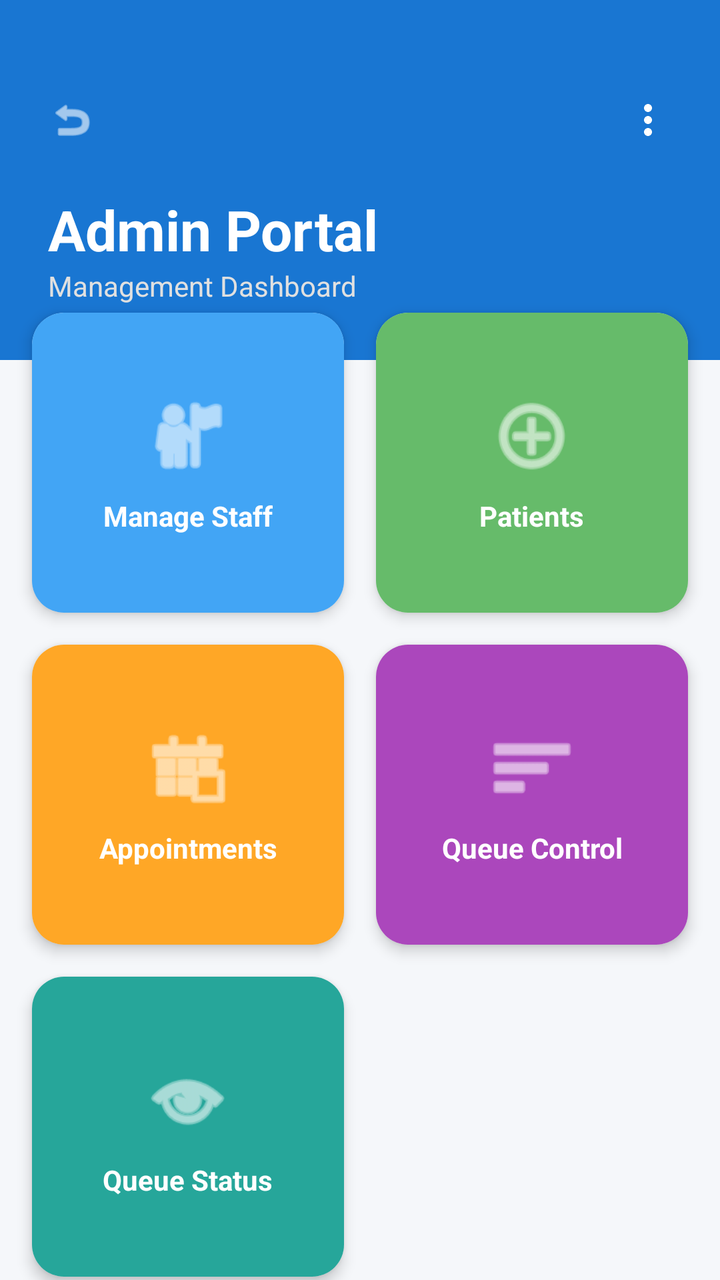
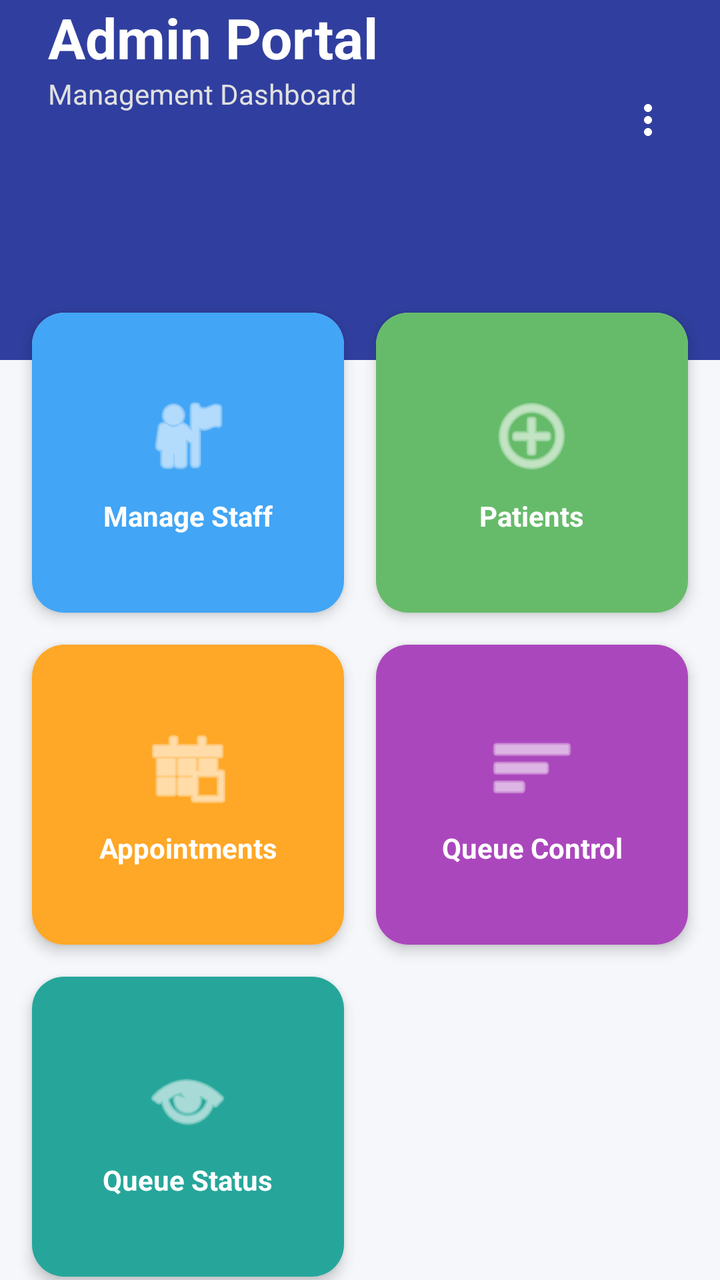

Before-and-after screenshots of an Android layout around one commit, followed by the original layout XML and the change that was made.
<!-- AndroidManifest.xml: application theme Theme.GlenEzyCareApps -->
<!-- res/layout/activity_admin_dashboard.xml -->
<?xml version="1.0" encoding="utf-8"?>
<androidx.constraintlayout.widget.ConstraintLayout xmlns:android="http://schemas.android.com/apk/res/android"
    xmlns:app="http://schemas.android.com/apk/res-auto"
    android:layout_width="match_parent"
    android:layout_height="match_parent"
    android:background="#F5F7FA">

    
    <View
        android:id="@+id/topHeader"
        android:layout_width="match_parent"
        android:layout_height="180dp"
        android:background="@color/primary_blue"
        app:layout_constraintTop_toTopOf="parent" />

    <ImageView
        android:id="@+id/btnBack"
        android:layout_width="40dp"
        android:layout_height="40dp"
        android:layout_marginStart="16dp"
        android:layout_marginTop="40dp"
        android:background="?attr/selectableItemBackgroundBorderless"
        android:padding="8dp"
        android:src="@android:drawable/ic_menu_revert"
        app:layout_constraintStart_toStartOf="parent"
        app:layout_constraintTop_toTopOf="parent"
        app:tint="@color/white"
        android:clickable="true"
        android:focusable="true"/>

    <ImageView
        android:id="@+id/btnMenu"
        android:layout_width="40dp"
        android:layout_height="40dp"
        android:layout_marginTop="40dp"
        android:layout_marginEnd="16dp"
        android:padding="8dp"
        android:src="@drawable/ic_more_vert"
        app:layout_constraintEnd_toEndOf="parent"
        app:layout_constraintTop_toTopOf="parent"
        app:tint="@color/white"
        android:clickable="true"
        android:focusable="true"
        android:background="?attr/selectableItemBackgroundBorderless"/>

    <TextView
        android:id="@+id/tvAdminTitle"
        android:layout_width="0dp"
        android:layout_height="wrap_content"
        android:layout_marginStart="24dp"
        android:layout_marginTop="16dp"
        android:layout_marginEnd="16dp"
        android:text="Admin Portal"
        android:textColor="@color/white"
        android:textSize="28sp"
        android:textStyle="bold"
        app:layout_constraintEnd_toStartOf="@+id/btnMenu"
        app:layout_constraintStart_toStartOf="parent"
        app:layout_constraintTop_toBottomOf="@+id/btnBack" />

    <TextView
        android:id="@+id/tvSubtitle"
        android:layout_width="0dp"
        android:layout_height="wrap_content"
        android:text="Management Dashboard"
        android:textColor="#E0E0E0"
        android:textSize="14sp"
        app:layout_constraintEnd_toEndOf="@+id/tvAdminTitle"
        app:layout_constraintStart_toStartOf="@+id/tvAdminTitle"
        app:layout_constraintTop_toBottomOf="@+id/tvAdminTitle" />

    
    <androidx.core.widget.NestedScrollView
        android:layout_width="match_parent"
        android:layout_height="0dp"
        android:layout_marginTop="-40dp"
        android:clipToPadding="false"
        android:paddingBottom="24dp"
        app:layout_constraintBottom_toBottomOf="parent"
        app:layout_constraintTop_toBottomOf="@+id/topHeader">

        <GridLayout
            android:layout_width="match_parent"
            android:layout_height="wrap_content"
            android:alignmentMode="alignMargins"
            android:columnCount="2"
            android:padding="8dp">

            
            <androidx.cardview.widget.CardView
                android:id="@+id/btnManageStaff"
                android:layout_width="0dp"
                android:layout_height="150dp"
                android:layout_rowWeight="1"
                android:layout_columnWeight="1"
                android:layout_margin="8dp"
                app:cardCornerRadius="16dp"
                app:cardElevation="4dp">

                <LinearLayout
                    android:layout_width="match_parent"
                    android:layout_height="match_parent"
                    android:background="#42A5F5"
                    android:gravity="center"
                    android:orientation="vertical"
                    android:padding="8dp">

                    <ImageView
                        android:layout_width="45dp"
                        android:layout_height="45dp"
                        android:src="@android:drawable/ic_menu_myplaces"
                        app:tint="@color/white" />

                    <TextView
                        android:layout_width="wrap_content"
                        android:layout_height="wrap_content"
                        android:layout_marginTop="8dp"
                        android:text="Manage Staff"
                        android:textAlignment="center"
                        android:textColor="@color/white"
                        android:textSize="14sp"
                        android:textStyle="bold" />
                </LinearLayout>
            </androidx.cardview.widget.CardView>

            
            <androidx.cardview.widget.CardView
                android:id="@+id/btnManagePatients"
                android:layout_width="0dp"
                android:layout_height="150dp"
                android:layout_rowWeight="1"
                android:layout_columnWeight="1"
                android:layout_margin="8dp"
                app:cardCornerRadius="16dp"
                app:cardElevation="4dp">

                <LinearLayout
                    android:layout_width="match_parent"
                    android:layout_height="match_parent"
                    android:background="#66BB6A"
                    android:gravity="center"
                    android:orientation="vertical"
                    android:padding="8dp">

                    <ImageView
                        android:layout_width="45dp"
                        android:layout_height="45dp"
                        android:src="@android:drawable/ic_menu_add"
                        app:tint="@color/white" />

                    <TextView
                        android:layout_width="wrap_content"
                        android:layout_height="wrap_content"
                        android:layout_marginTop="8dp"
                        android:text="Patients"
                        android:textAlignment="center"
                        android:textColor="@color/white"
                        android:textSize="14sp"
                        android:textStyle="bold" />
                </LinearLayout>
            </androidx.cardview.widget.CardView>

            
            <androidx.cardview.widget.CardView
                android:id="@+id/btnManageAppointments"
                android:layout_width="0dp"
                android:layout_height="150dp"
                android:layout_rowWeight="1"
                android:layout_columnWeight="1"
                android:layout_margin="8dp"
                app:cardCornerRadius="16dp"
                app:cardElevation="4dp">

                <LinearLayout
                    android:layout_width="match_parent"
                    android:layout_height="match_parent"
                    android:background="#FFA726"
                    android:gravity="center"
                    android:orientation="vertical"
                    android:padding="8dp">

                    <ImageView
                        android:layout_width="45dp"
                        android:layout_height="45dp"
                        android:src="@android:drawable/ic_menu_today"
                        app:tint="@color/white" />

                    <TextView
                        android:layout_width="wrap_content"
                        android:layout_height="wrap_content"
                        android:layout_marginTop="8dp"
                        android:text="Appointments"
                        android:textAlignment="center"
                        android:textColor="@color/white"
                        android:textSize="14sp"
                        android:textStyle="bold" />
                </LinearLayout>
            </androidx.cardview.widget.CardView>

            
            <androidx.cardview.widget.CardView
                android:id="@+id/btnQueueControl"
                android:layout_width="0dp"
                android:layout_height="150dp"
                android:layout_rowWeight="1"
                android:layout_columnWeight="1"
                android:layout_margin="8dp"
                app:cardCornerRadius="16dp"
                app:cardElevation="4dp">

                <LinearLayout
                    android:layout_width="match_parent"
                    android:layout_height="match_parent"
                    android:background="#AB47BC"
                    android:gravity="center"
                    android:orientation="vertical"
                    android:padding="8dp">

                    <ImageView
                        android:id="@+id/imageView"
                        android:layout_width="match_parent"
                        android:layout_height="45dp"
                        android:src="@android:drawable/ic_menu_sort_by_size"
                        app:tint="@color/white" />

                    <TextView
                        android:layout_width="wrap_content"
                        android:layout_height="wrap_content"
                        android:layout_marginTop="8dp"
                        android:text="Queue Control"
                        android:textAlignment="center"
                        android:textColor="@color/white"
                        android:textSize="14sp"
                        android:textStyle="bold" />
                </LinearLayout>
            </androidx.cardview.widget.CardView>

            
            <androidx.cardview.widget.CardView
                android:id="@+id/btnViewQueueStatus"
                android:layout_width="0dp"
                android:layout_height="150dp"
                android:layout_rowWeight="1"
                android:layout_columnWeight="1"
                android:layout_margin="8dp"
                app:cardCornerRadius="16dp"
                app:cardElevation="4dp">

                <LinearLayout
                    android:layout_width="match_parent"
                    android:layout_height="match_parent"
                    android:background="#26A69A"
                    android:gravity="center"
                    android:orientation="vertical"
                    android:padding="8dp">

                    <ImageView
                        android:layout_width="45dp"
                        android:layout_height="45dp"
                        android:src="@android:drawable/ic_menu_view"
                        app:tint="@color/white" />

                    <TextView
                        android:layout_width="wrap_content"
                        android:layout_height="wrap_content"
                        android:layout_marginTop="8dp"
                        android:text="Queue Status"
                        android:textAlignment="center"
                        android:textColor="@color/white"
                        android:textSize="14sp"
                        android:textStyle="bold" />
                </LinearLayout>
            </androidx.cardview.widget.CardView>

            
        </GridLayout>
    </androidx.core.widget.NestedScrollView>

</androidx.constraintlayout.widget.ConstraintLayout>
<!-- resources referenced by this layout -->
<resources>
  <color name="primary_blue">#1976D2</color>
  <color name="white">#FFFFFF</color>
  <!-- drawable ic_more_vert (drawable) -->
  <vector xmlns:android="http://schemas.android.com/apk/res/android"
      android:width="24dp"
      android:height="24dp"
      android:viewportWidth="24"
      android:viewportHeight="24"
      android:tint="?attr/colorControlNormal">
    <path
        android:fillColor="@android:color/white"
        android:pathData="M12,8c1.1,0 2,-0.9 2,-2s-0.9,-2 -2,-2 -2,0.9 -2,2 0.9,2 2,2zM12,10c-1.1,0 -2,0.9 -2,2s0.9,2 2,2 2,-0.9 2,-2 -0.9,-2 -2,-2zM12,16c-1.1,0 -2,0.9 -2,2s0.9,2 2,2 2,-0.9 2,-2 -0.9,-2 -2,-2z"/>
  </vector>
  <style name="Theme.GlenEzyCareApps" parent="Theme.Material3.DayNight.NoActionBar">
  
          <item name="colorPrimary">@color/primary_blue</item>
          <item name="colorOnPrimary">@color/white</item>
  
          <item name="android:statusBarColor">@color/background_dark</item>
          <item name="android:navigationBarColor">@color/background_dark</item>
  
      </style>
  <color name="background_dark">#121212</color>
</resources>

<!-- the commit's change to res/layout/activity_admin_dashboard.xml (unified diff, before → after) -->
@@ -1,6 +1,7 @@
 <?xml version="1.0" encoding="utf-8"?>
 <androidx.constraintlayout.widget.ConstraintLayout xmlns:android="http://schemas.android.com/apk/res/android"
     xmlns:app="http://schemas.android.com/apk/res-auto"
+    xmlns:tools="http://schemas.android.com/tools"
     android:layout_width="match_parent"
     android:layout_height="match_parent"
     android:background="#F5F7FA">
@@ -10,23 +11,8 @@
         android:id="@+id/topHeader"
         android:layout_width="match_parent"
         android:layout_height="180dp"
-        android:background="@color/primary_blue"
+        android:background="@color/admin_primary"
         app:layout_constraintTop_toTopOf="parent" />
-
-    <ImageView
-        android:id="@+id/btnBack"
-        android:layout_width="40dp"
-        android:layout_height="40dp"
-        android:layout_marginStart="16dp"
-        android:layout_marginTop="40dp"
-        android:background="?attr/selectableItemBackgroundBorderless"
-        android:padding="8dp"
-        android:src="@android:drawable/ic_menu_revert"
-        app:layout_constraintStart_toStartOf="parent"
-        app:layout_constraintTop_toTopOf="parent"
-        app:tint="@color/white"
-        android:clickable="true"
-        android:focusable="true"/>
 
     <ImageView
         android:id="@+id/btnMenu"
@@ -48,15 +34,15 @@
         android:layout_width="0dp"
         android:layout_height="wrap_content"
         android:layout_marginStart="24dp"
-        android:layout_marginTop="16dp"
         android:layout_marginEnd="16dp"
         android:text="Admin Portal"
         android:textColor="@color/white"
         android:textSize="28sp"
         android:textStyle="bold"
         app:layout_constraintEnd_toStartOf="@+id/btnMenu"
+        app:layout_constraintHorizontal_bias="0.0"
         app:layout_constraintStart_toStartOf="parent"
-        app:layout_constraintTop_toBottomOf="@+id/btnBack" />
+        tools:layout_editor_absoluteY="52dp" />
 
     <TextView
         android:id="@+id/tvSubtitle"
<!-- resource entries referenced after the edit -->
@@ -1,6 +1,6 @@
 <!-- resources referenced by this layout -->
 <resources>
-  <color name="primary_blue">#1976D2</color>
+  <color name="admin_primary">#303F9F</color>
   <color name="white">#FFFFFF</color>
   <!-- drawable ic_more_vert (drawable) -->
   <vector xmlns:android="http://schemas.android.com/apk/res/android"
@@ -15,13 +15,14 @@
   </vector>
   <style name="Theme.GlenEzyCareApps" parent="Theme.Material3.DayNight.NoActionBar">
   
-          <item name="colorPrimary">@color/primary_blue</item>
+          <item name="colorPrimary">@color/brand_primary</item>
           <item name="colorOnPrimary">@color/white</item>
   
           <item name="android:statusBarColor">@color/background_dark</item>
           <item name="android:navigationBarColor">@color/background_dark</item>
   
       </style>
+  <color name="brand_primary">#1976D2</color>
   <color name="background_dark">#121212</color>
 </resources>
 
